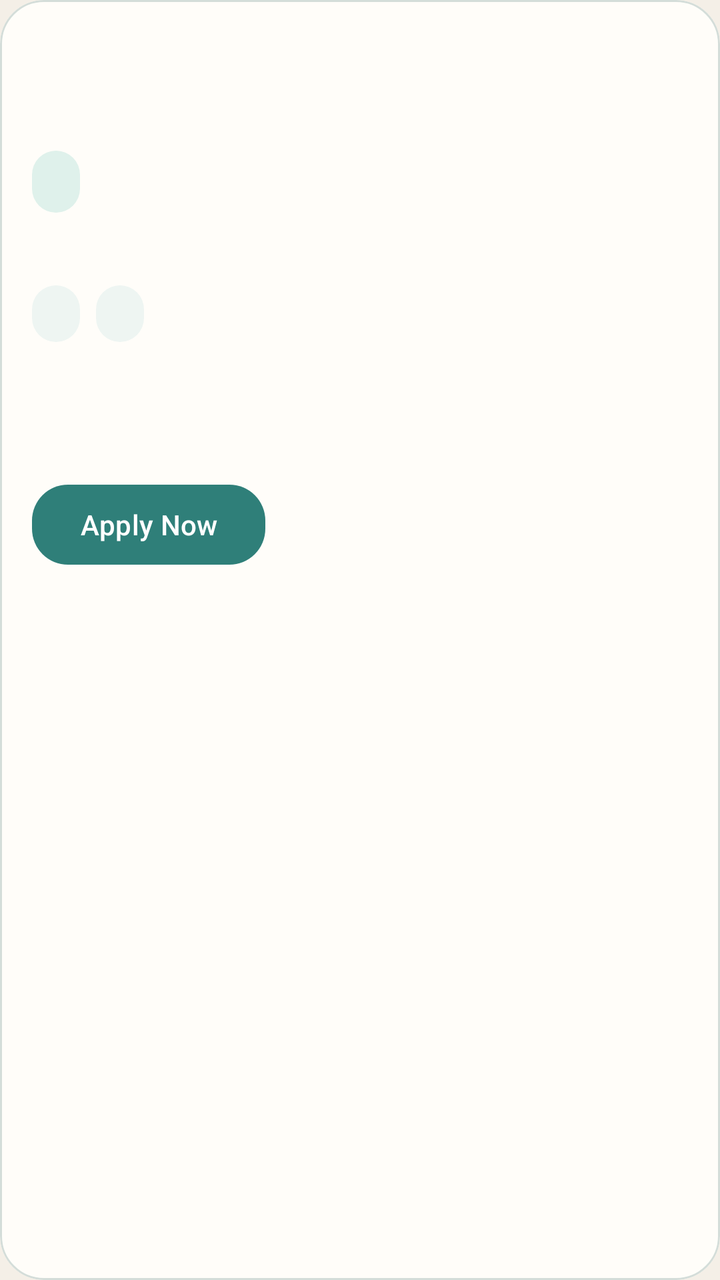
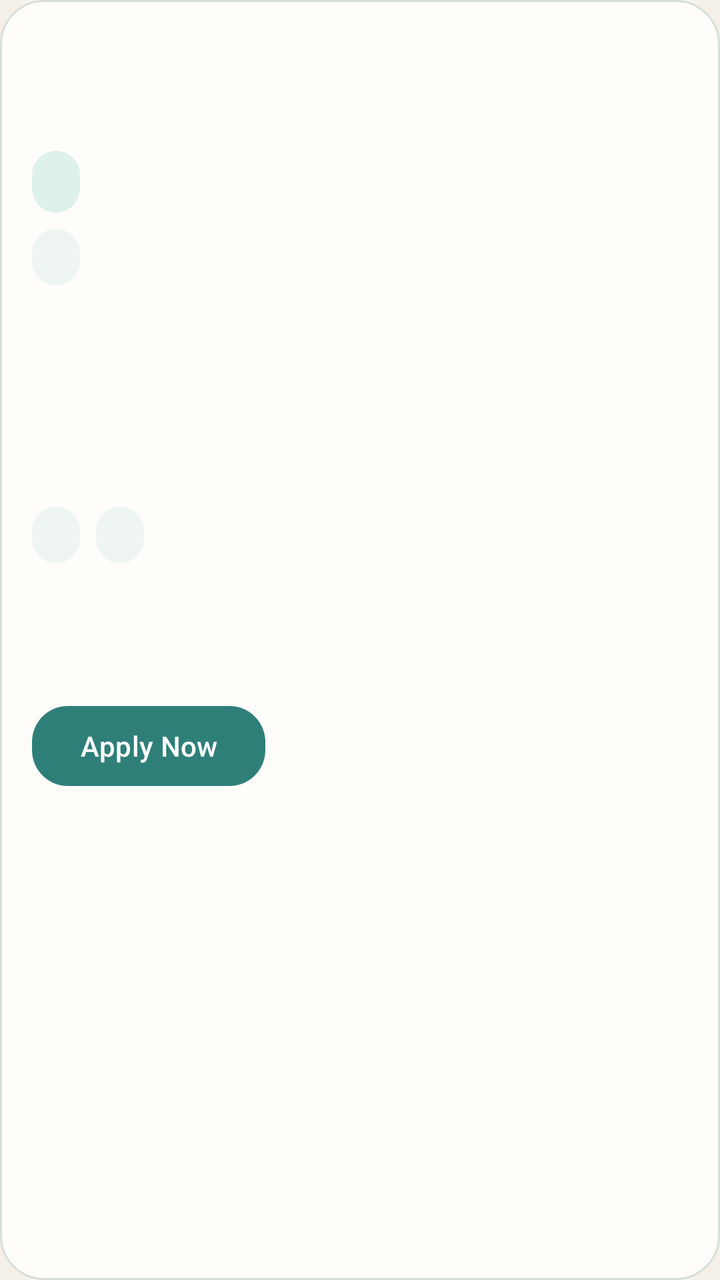

Screens rendered from an Android XML layout before and after an edit, with the pre-edit source and the edit as a unified diff.
<!-- AndroidManifest.xml: application theme Theme.JobSearch -->
<!-- res/layout/item_job.xml -->
<?xml version="1.0" encoding="utf-8"?>
<com.google.android.material.card.MaterialCardView xmlns:android="http://schemas.android.com/apk/res/android"
    xmlns:app="http://schemas.android.com/apk/res-auto"
    android:layout_width="match_parent"
    android:layout_height="wrap_content"
    android:layout_marginBottom="14dp"
    app:cardBackgroundColor="@color/surface_card"
    app:cardCornerRadius="22dp"
    app:cardElevation="0dp"
    app:strokeColor="@color/stroke_soft"
    app:strokeWidth="1dp">

    <LinearLayout
        android:layout_width="match_parent"
        android:layout_height="wrap_content"
        android:orientation="vertical"
        android:padding="16dp">

        <TextView
            android:id="@+id/text_job_title"
            android:layout_width="match_parent"
            android:layout_height="wrap_content"
            android:textColor="@color/brand_ink"
            android:textSize="18sp"
            android:textStyle="bold" />

        <TextView
            android:id="@+id/text_job_company"
            android:layout_width="match_parent"
            android:layout_height="wrap_content"
            android:layout_marginTop="6dp"
            android:textColor="@color/text_muted"
            android:textSize="14sp" />

        <TextView
            android:id="@+id/text_job_match_score"
            android:layout_width="wrap_content"
            android:layout_height="wrap_content"
            android:layout_marginTop="10dp"
            android:background="@drawable/bg_pill_mint"
            android:textColor="@color/brand_teal_dark"
            android:textSize="14sp"
            android:textStyle="bold" />

        <TextView
            android:id="@+id/text_job_match_reasons"
            android:layout_width="match_parent"
            android:layout_height="wrap_content"
            android:layout_marginTop="8dp"
            android:textColor="@color/text_muted"
            android:textSize="12sp" />

        <LinearLayout
            android:layout_width="match_parent"
            android:layout_height="wrap_content"
            android:layout_marginTop="12dp"
            android:orientation="horizontal">

            <TextView
                android:id="@+id/text_job_location"
                android:layout_width="wrap_content"
                android:layout_height="wrap_content"
                android:background="@drawable/bg_pill_soft"
                android:textColor="@color/brand_ink"
                android:textSize="12sp" />

            <TextView
                android:id="@+id/text_job_posted_at"
                android:layout_width="wrap_content"
                android:layout_height="wrap_content"
                android:layout_marginStart="8dp"
                android:background="@drawable/bg_pill_soft"
                android:textColor="@color/brand_ink"
                android:textSize="12sp" />
        </LinearLayout>

        <TextView
            android:id="@+id/text_job_meta"
            android:layout_width="match_parent"
            android:layout_height="wrap_content"
            android:layout_marginTop="10dp"
            android:textColor="@color/text_muted"
            android:textSize="13sp" />

        <TextView
            android:id="@+id/text_job_apply_source"
            android:layout_width="match_parent"
            android:layout_height="wrap_content"
            android:layout_marginTop="8dp"
            android:textColor="@color/brand_teal_dark"
            android:textSize="13sp"
            android:textStyle="bold" />

        <com.google.android.material.button.MaterialButton
            android:id="@+id/button_job_apply"
            style="@style/Widget.Material3.Button"
            android:layout_width="wrap_content"
            android:layout_height="wrap_content"
            android:layout_marginTop="14dp"
            android:text="@string/apply_now"
            app:backgroundTint="@color/brand_teal"
            app:cornerRadius="18dp" />
    </LinearLayout>
</com.google.android.material.card.MaterialCardView>
<!-- resources referenced by this layout -->
<resources>
  <color name="brand_ink">#16333C</color>
  <color name="brand_teal">#2F7F79</color>
  <color name="brand_teal_dark">#256660</color>
  <color name="stroke_soft">#D4DDD9</color>
  <color name="surface_card">#FFFDF9</color>
  <color name="text_muted">#617378</color>
  <!-- drawable bg_pill_mint (drawable) -->
  <?xml version="1.0" encoding="utf-8"?>
  <shape xmlns:android="http://schemas.android.com/apk/res/android" android:shape="rectangle">
      <solid android:color="@color/brand_mint" />
      <corners android:radius="999dp" />
      <padding
          android:left="12dp"
          android:top="6dp"
          android:right="12dp"
          android:bottom="6dp" />
  </shape>
  <!-- drawable bg_pill_soft (drawable) -->
  <?xml version="1.0" encoding="utf-8"?>
  <shape xmlns:android="http://schemas.android.com/apk/res/android" android:shape="rectangle">
      <solid android:color="@color/surface_chip" />
      <corners android:radius="999dp" />
      <padding
          android:left="12dp"
          android:top="6dp"
          android:right="12dp"
          android:bottom="6dp" />
  </shape>
  <string name="apply_now">Apply Now</string>
  <style name="Theme.JobSearch" parent="Base.Theme.JobSearch" />
  <color name="brand_mint">#DFF1EB</color>
  <color name="surface_chip">#EEF5F2</color>
  <style name="Base.Theme.JobSearch" parent="Theme.Material3.Light.NoActionBar">
          <item name="colorPrimary">@color/brand_teal</item>
          <item name="colorOnPrimary">@color/white</item>
          <item name="colorSecondary">@color/brand_ink</item>
          <item name="colorSurface">@color/surface_card</item>
          <item name="colorSurfaceVariant">@color/surface_chip</item>
          <item name="colorOutline">@color/stroke_soft</item>
          <item name="android:windowBackground">@color/canvas_sand</item>
          <item name="android:statusBarColor">@color/brand_ink</item>
          <item name="android:navigationBarColor">@color/canvas_sand</item>
      </style>
  <color name="white">#FFFFFFFF</color>
  <color name="canvas_sand">#F4EFE7</color>
</resources>

<!-- the commit's change to res/layout/item_job.xml (unified diff, before → after) -->
@@ -43,12 +43,46 @@
             android:textStyle="bold" />
 
         <TextView
+            android:id="@+id/text_job_eligibility"
+            android:layout_width="wrap_content"
+            android:layout_height="wrap_content"
+            android:layout_marginTop="8dp"
+            android:background="@drawable/bg_pill_soft"
+            android:textColor="@color/brand_ink"
+            android:textSize="12sp"
+            android:textStyle="bold" />
+
+        <TextView
+            android:id="@+id/text_job_score_breakdown"
+            android:layout_width="match_parent"
+            android:layout_height="wrap_content"
+            android:layout_marginTop="8dp"
+            android:textColor="@color/text_muted"
+            android:textSize="12sp" />
+
+        <TextView
             android:id="@+id/text_job_match_reasons"
             android:layout_width="match_parent"
             android:layout_height="wrap_content"
             android:layout_marginTop="8dp"
             android:textColor="@color/text_muted"
             android:textSize="12sp" />
+
+        <TextView
+            android:id="@+id/text_job_transferable_skills"
+            android:layout_width="match_parent"
+            android:layout_height="wrap_content"
+            android:layout_marginTop="8dp"
+            android:textColor="@color/text_muted"
+            android:textSize="12sp" />
+
+        <TextView
+            android:id="@+id/text_job_resume_advice"
+            android:layout_width="match_parent"
+            android:layout_height="wrap_content"
+            android:layout_marginTop="8dp"
+            android:textColor="@color/brand_teal_dark"
+            android:textSize="13sp" />
 
         <LinearLayout
             android:layout_width="match_parent"
